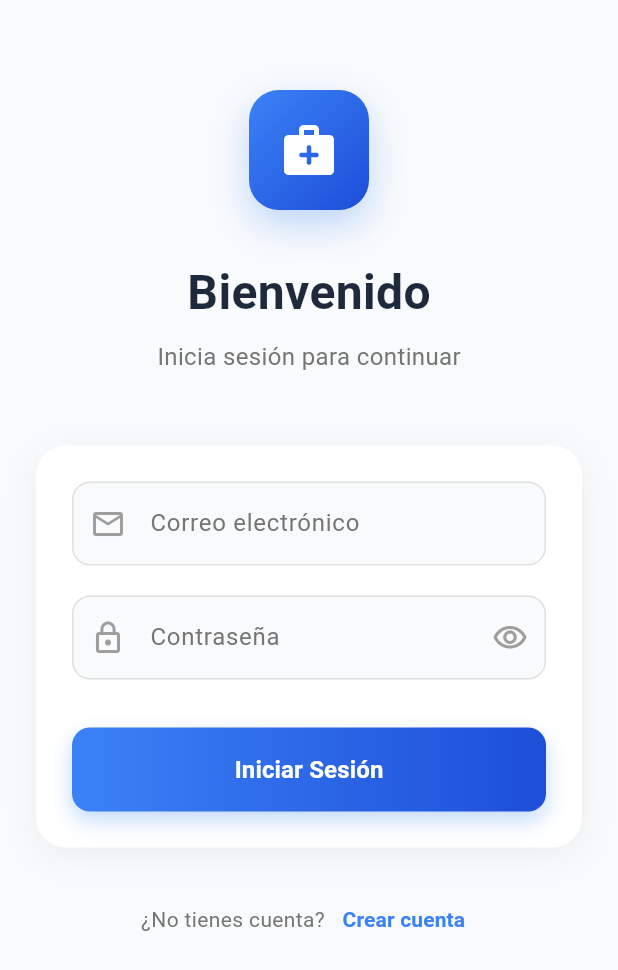
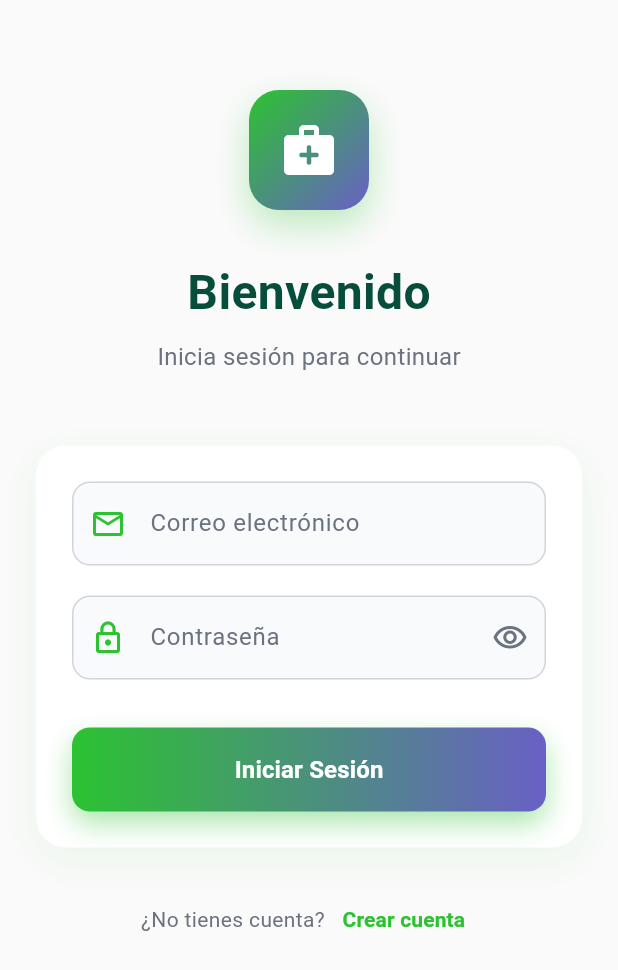
Before and after one commit to OnControlUPC/OnControl-flutter, a Flutter app: the screen it shows after launch, on a phone screen of 412 x 824 dp. Shown: the top 970 px of the screen. Run offline on Flutter 3.47's test engine with Material 3 defaults, Android fonts, the phone set to English and light mode, and no system bars; our stand-ins replace equatable, flutter_bloc, flutter_secure_storage, image_picker, shared_preferences, table_calendar; missing offline and left inert: stomp_dart_client.

Commit message:
feat: update style of login_page.dart

```diff
--- a/lib/features/auth/presentation/pages/login_page.dart
+++ b/lib/features/auth/presentation/pages/login_page.dart
@@ -28,7 +28,7 @@ class _LoginPageState extends State<LoginPage> {
   @override
   Widget build(BuildContext context) {
     return Scaffold(
-      backgroundColor: const Color(0xFFF8FAFC),
+      backgroundColor: Colors.grey.shade50,
       body: BlocListener<AuthBloc, AuthState>(
         listener: (context, state) async {
           if (state is AuthAuthenticated) {
@@ -41,7 +41,7 @@ class _LoginPageState extends State<LoginPage> {
             ScaffoldMessenger.of(context).showSnackBar(
               SnackBar(
                 content: Text(state.message),
-                backgroundColor: Colors.red.shade600,
+                backgroundColor: const Color(0xFFDC2626), // Rojo más suave
                 behavior: SnackBarBehavior.floating,
                 shape: RoundedRectangleBorder(
                   borderRadius: BorderRadius.circular(10),
@@ -63,14 +63,22 @@ class _LoginPageState extends State<LoginPage> {
                     height: 80,
                     decoration: BoxDecoration(
                       gradient: const LinearGradient(
-                        colors: [Color(0xFF3B82F6), Color(0xFF1D4ED8)],
+                        colors: [
+                          Color.fromARGB(255, 44, 194, 49),
+                          Color.fromARGB(255, 105, 96, 197),
+                        ],
                         begin: Alignment.topLeft,
                         end: Alignment.bottomRight,
                       ),
                       borderRadius: BorderRadius.circular(20),
                       boxShadow: [
                         BoxShadow(
-                          color: const Color(0xFF3B82F6).withOpacity(0.3),
+                          color: const Color.fromARGB(
+                            255,
+                            44,
+                            194,
+                            49,
+                          ).withOpacity(0.3),
                           blurRadius: 20,
                           offset: const Offset(0, 10),
                         ),
@@ -88,16 +96,18 @@ class _LoginPageState extends State<LoginPage> {
                     style: TextStyle(
                       fontSize: 32,
                       fontWeight: FontWeight.bold,
-                      color: Color(0xFF1E293B),
+                      color: Color(0xFF064E3B), // Verde oscuro
                     ),
                   ),
                   const SizedBox(height: 8),
                   Text(
                     'Inicia sesión para continuar',
-                    style: TextStyle(fontSize: 16, color: Colors.grey.shade600),
+                    style: TextStyle(
+                      fontSize: 16,
+                      color: const Color(0xFF6B7280), // Gris neutro
+                    ),
                   ),
                   const SizedBox(height: 48),
-
                   // Form Section
                   Container(
                     padding: const EdgeInsets.all(24),
@@ -106,9 +116,14 @@ class _LoginPageState extends State<LoginPage> {
                       borderRadius: BorderRadius.circular(20),
                       boxShadow: [
                         BoxShadow(
-                          color: Colors.black.withOpacity(0.05),
-                          blurRadius: 20,
-                          offset: const Offset(0, 5),
+                          color: const Color.fromARGB(
+                            255,
+                            44,
+                            194,
+                            49,
+                          ).withOpacity(0.08),
+                          blurRadius: 25,
+                          offset: const Offset(0, 8),
                         ),
                       ],
                     ),
@@ -121,40 +136,40 @@ class _LoginPageState extends State<LoginPage> {
                             controller: _emailController,
                             decoration: InputDecoration(
                               labelText: 'Correo electrónico',
-                              labelStyle: TextStyle(
-                                color: Colors.grey.shade600,
+                              labelStyle: const TextStyle(
+                                color: Color(0xFF6B7280),
                               ),
-                              prefixIcon: Icon(
+                              prefixIcon: const Icon(
                                 Icons.email_outlined,
-                                color: Colors.grey.shade500,
+                                color: Color.fromARGB(255, 44, 194, 49),
                               ),
                               border: OutlineInputBorder(
                                 borderRadius: BorderRadius.circular(12),
-                                borderSide: BorderSide(
-                                  color: Colors.grey.shade300,
+                                borderSide: const BorderSide(
+                                  color: Color(0xFFD1D5DB),
                                 ),
                               ),
                               enabledBorder: OutlineInputBorder(
                                 borderRadius: BorderRadius.circular(12),
-                                borderSide: BorderSide(
-                                  color: Colors.grey.shade300,
+                                borderSide: const BorderSide(
+                                  color: Color(0xFFD1D5DB),
                                 ),
                               ),
                               focusedBorder: OutlineInputBorder(
                                 borderRadius: BorderRadius.circular(12),
                                 borderSide: const BorderSide(
-                                  color: Color(0xFF3B82F6),
+                                  color: Color.fromARGB(255, 44, 194, 49),
                                   width: 2,
                                 ),
                               ),
                               errorBorder: OutlineInputBorder(
                                 borderRadius: BorderRadius.circular(12),
-                                borderSide: BorderSide(
-                                  color: Colors.red.shade400,
+                                borderSide: const BorderSide(
+                                  color: Color(0xFFDC2626),
                                 ),
                               ),
                               filled: true,
-                              fillColor: const Color(0xFFF8FAFC),
+                              fillColor: const Color(0xFFF9FAFB),
                             ),
                             keyboardType: TextInputType.emailAddress,
                             validator: (v) => v != null && v.contains('@')
@@ -162,25 +177,24 @@ class _LoginPageState extends State<LoginPage> {
                                 : 'Email inválido',
                           ),
                           const SizedBox(height: 20),
-
                           // Password Field
                           TextFormField(
                             controller: _passwordController,
                             decoration: InputDecoration(
                               labelText: 'Contraseña',
-                              labelStyle: TextStyle(
-                                color: Colors.grey.shade600,
+                              labelStyle: const TextStyle(
+                                color: Color(0xFF6B7280),
                               ),
-                              prefixIcon: Icon(
+                              prefixIcon: const Icon(
                                 Icons.lock_outline,
-                                color: Colors.grey.shade500,
+                                color: Color.fromARGB(255, 44, 194, 49),
                               ),
                               suffixIcon: IconButton(
                                 icon: Icon(
                                   _showPassword
                                       ? Icons.visibility_off_outlined
                                       : Icons.visibility_outlined,
-                                  color: Colors.grey.shade500,
+                                  color: const Color(0xFF6B7280),
                                 ),
                                 onPressed: () => setState(
                                   () => _showPassword = !_showPassword,
@@ -188,31 +202,31 @@ class _LoginPageState extends State<LoginPage> {
                               ),
                               border: OutlineInputBorder(
                                 borderRadius: BorderRadius.circular(12),
-                                borderSide: BorderSide(
-                                  color: Colors.grey.shade300,
+                                borderSide: const BorderSide(
+                                  color: Color(0xFFD1D5DB),
                                 ),
                               ),
                               enabledBorder: OutlineInputBorder(
                                 borderRadius: BorderRadius.circular(12),
-                                borderSide: BorderSide(
-                                  color: Colors.grey.shade300,
+                                borderSide: const BorderSide(
+                                  color: Color(0xFFD1D5DB),
                                 ),
                               ),
                               focusedBorder: OutlineInputBorder(
                                 borderRadius: BorderRadius.circular(12),
                                 borderSide: const BorderSide(
-                                  color: Color(0xFF3B82F6),
+                                  color: Color.fromARGB(255, 44, 194, 49),
                                   width: 2,
                                 ),
                               ),
                               errorBorder: OutlineInputBorder(
                                 borderRadius: BorderRadius.circular(12),
-                                borderSide: BorderSide(
-                                  color: Colors.red.shade400,
+                                borderSide: const BorderSide(
+                                  color: Color(0xFFDC2626),
                                 ),
                               ),
                               filled: true,
-                              fillColor: const Color(0xFFF8FAFC),
+                              fillColor: const Color(0xFFF9FAFB),
                             ),
                             obscureText: !_showPassword,
                             validator: (v) => v != null && v.length >= 6
@@ -220,7 +234,6 @@ class _LoginPageState extends State<LoginPage> {
                                 : 'Mínimo 6 caracteres',
                           ),
                           const SizedBox(height: 32),
-
                           // Login Button
                           BlocBuilder<AuthBloc, AuthState>(
                             builder: (context, state) {
@@ -231,8 +244,8 @@ class _LoginPageState extends State<LoginPage> {
                                   decoration: BoxDecoration(
                                     gradient: const LinearGradient(
                                       colors: [
-                                        Color(0xFF3B82F6),
-                                        Color(0xFF1D4ED8),
+                                        Color.fromARGB(255, 44, 194, 49),
+                                        Color.fromARGB(255, 105, 96, 197),
                                       ],
                                     ),
                                     borderRadius: BorderRadius.circular(12),
@@ -249,15 +262,14 @@ class _LoginPageState extends State<LoginPage> {
                                   ),
                                 );
                               }
-
                               return Container(
                                 width: double.infinity,
                                 height: 56,
                                 decoration: BoxDecoration(
                                   gradient: const LinearGradient(
                                     colors: [
-                                      Color(0xFF3B82F6),
-                                      Color(0xFF1D4ED8),
+                                      Color.fromARGB(255, 44, 194, 49),
+                                      Color.fromARGB(255, 105, 96, 197),
                                     ],
                                     begin: Alignment.centerLeft,
                                     end: Alignment.centerRight,
@@ -265,11 +277,14 @@ class _LoginPageState extends State<LoginPage> {
                                   borderRadius: BorderRadius.circular(12),
                                   boxShadow: [
                                     BoxShadow(
-                                      color: const Color(
-                                        0xFF3B82F6,
-                                      ).withOpacity(0.3),
-                                      blurRadius: 12,
-                                      offset: const Offset(0, 6),
+                                      color: const Color.fromARGB(
+                                        255,
+                                        44,
+                                        194,
+                                        49,
+                                      ).withOpacity(0.4),
+                                      blurRadius: 15,
+                                      offset: const Offset(0, 8),
                                     ),
                                   ],
                                 ),
@@ -307,17 +322,15 @@ class _LoginPageState extends State<LoginPage> {
                       ),
                     ),
                   ),
-
                   const SizedBox(height: 24),
-
                   // Sign Up Link
                   Row(
                     mainAxisAlignment: MainAxisAlignment.center,
                     children: [
-                      Text(
+                      const Text(
                         '¿No tienes cuenta? ',
                         style: TextStyle(
-                          color: Colors.grey.shade600,
+                          color: Color(0xFF6B7280), // Gris neutro
                           fontSize: 14,
                         ),
                       ),
@@ -330,7 +343,7 @@ class _LoginPageState extends State<LoginPage> {
                         child: const Text(
                           'Crear cuenta',
                           style: TextStyle(
-                            color: Color(0xFF3B82F6),
+                            color: Color.fromARGB(255, 44, 194, 49),
                             fontSize: 14,
                             fontWeight: FontWeight.w600,
                           ),
@@ -338,7 +351,6 @@ class _LoginPageState extends State<LoginPage> {
                       ),
                     ],
                   ),
-
                   const SizedBox(height: 40),
                 ],
               ),
```
